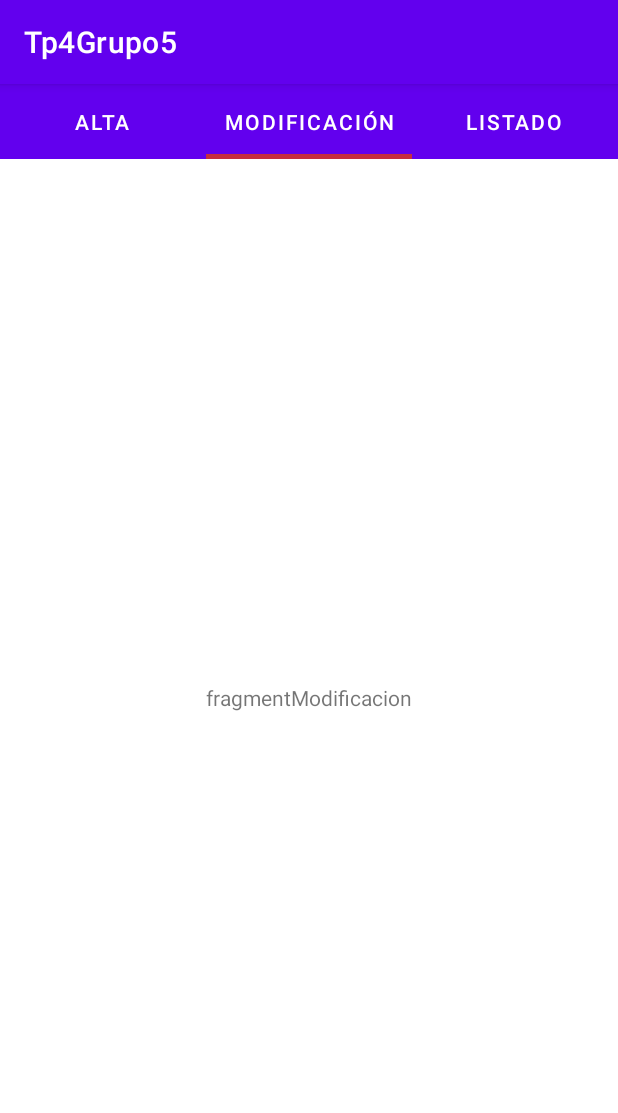
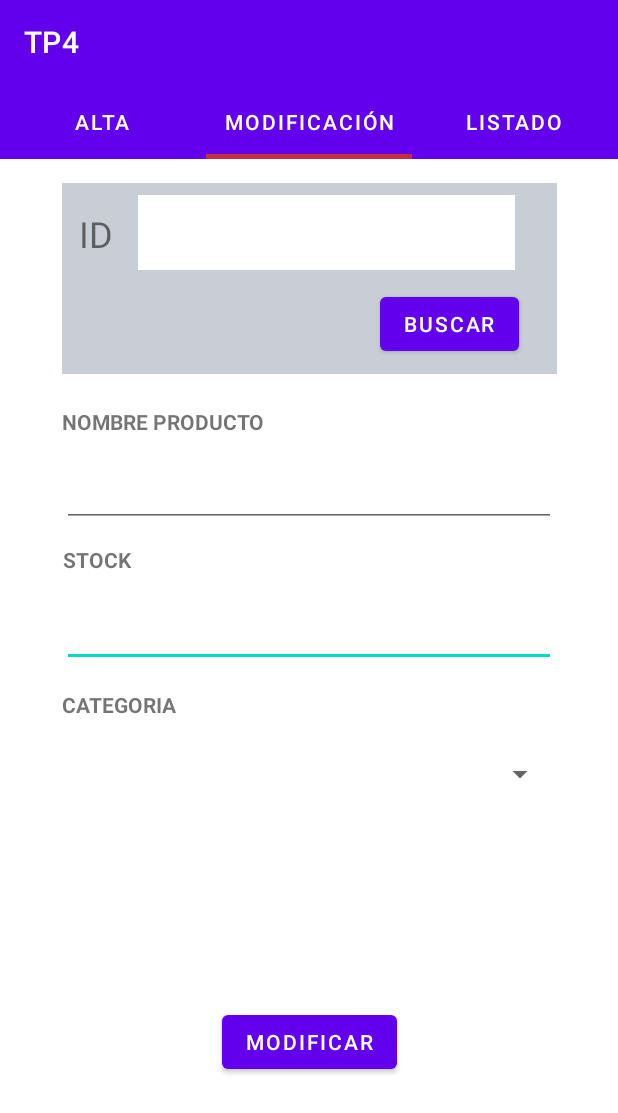
Before and after one commit to SoraBeat/Tp4Grupo5, an Android app: the screen it shows after launch (MainActivity), tab 2 chosen, on a phone screen of 412 x 824 dp. Shown: the top 1113 px of the screen. Run offline under Robolectric (Android 15) with nearby library versions, the phone set to English and light mode, and no system bars; our stand-ins replace Firebase (no records; nobody signed in at launch, a user with empty details on screens opened directly).

Commit message:
Fragment Modificar terminado

```diff
--- a/app/src/main/java/com/example/tp4grupo5/FragmentModificacion.java
+++ b/app/src/main/java/com/example/tp4grupo5/FragmentModificacion.java
@@ -1,22 +1,162 @@
 package com.example.tp4grupo5;
 
+import android.annotation.SuppressLint;
 import android.os.Bundle;
 import android.view.LayoutInflater;
 import android.view.View;
 import android.view.ViewGroup;
+import android.widget.ArrayAdapter;
+import android.widget.Button;
+import android.widget.EditText;
+import android.widget.Spinner;
+import android.widget.Toast;
 
 import androidx.annotation.NonNull;
 import androidx.annotation.Nullable;
 import androidx.fragment.app.Fragment;
+import androidx.fragment.app.FragmentTransaction;
+
+import com.example.tp4grupo5.adicionales.ItemSpinner;
+import com.example.tp4grupo5.entidades.Categoria;
+import com.example.tp4grupo5.entidades.Producto;
+import com.example.tp4grupo5.helper.GestorCategoria;
+import com.example.tp4grupo5.helper.GestorProductos;
+
+import java.util.ArrayList;
+import java.util.List;
+import java.util.concurrent.CompletableFuture;
+import java.util.concurrent.ExecutionException;
+import java.util.regex.Pattern;
 
 public class FragmentModificacion extends Fragment {
     View view;
-
+    Spinner spinnerCategoria;
+    EditText editTextId;
+    EditText editTextNombre;
+    EditText editTextStock;
+    CompletableFuture<Producto> Producto;
+    private MainActivity mainActivity;
     @Nullable
     @Override
     public View onCreateView(@NonNull LayoutInflater inflater, @Nullable ViewGroup container, @Nullable Bundle savedInstanceState) {
+        mainActivity = (MainActivity)getActivity();
         view = inflater.inflate(R.layout.fragment_modificacion,container,false);
+        inicializarSpinner();
+
+
+        Button btnBuscar = view.findViewById(R.id.btnBuscar);
+        Button btnModificar = view.findViewById(R.id.btnModificar);
+
+        btnBuscar.setOnClickListener(new View.OnClickListener() {
+            @Override
+            public void onClick(View v) {
+                editTextId = view.findViewById(R.id.txtId);
+                String idProducto = editTextId.getText().toString();
+                btnBuscar_Click(idProducto);
+            }
+        });
+
+        btnModificar.setOnClickListener(new View.OnClickListener() {
+            @Override
+            public void onClick(View v) {
+                editTextId = view.findViewById(R.id.txtId);
+                btnModificar_Click();
+            }
+        });
 
         return view;
     }
+
+    public void inicializarSpinner(){
+        //Obtengo el spinner
+        spinnerCategoria = view.findViewById(R.id.spinnerCategoria);
+
+        //Inicializo un par de cositas
+        GestorCategoria gestorCategoria = new GestorCategoria();
+        List<ItemSpinner> items = new ArrayList<>();
+        CompletableFuture<List<Categoria>> futureCategoria = gestorCategoria.obtenerTodasLasCategorias();
+
+        //Cuando se termina la llamada asincrona comienza
+        futureCategoria.thenAccept(categorias -> {
+            // Aquí puedes trabajar con la lista de categorias
+            for (Categoria categoria : categorias) {
+                items.add(new ItemSpinner(categoria.getDescripcion(),categoria.getId()));
+            }
+
+            //Seteo los datos en el spinner
+            ArrayAdapter<ItemSpinner> adapter = new ArrayAdapter<>(requireContext(), android.R.layout.simple_spinner_item,items);
+            adapter.setDropDownViewResource(android.R.layout.simple_spinner_dropdown_item);
+            spinnerCategoria.setAdapter(adapter);
+        });
+    }
+    public void btnBuscar_Click(String idProducto)
+    {
+        GestorProductos gestorProductos = new GestorProductos();
+        Producto = gestorProductos.obtenerProductoPorId(idProducto);
+
+        editTextNombre = view.findViewById(R.id.txtNomProducto);
+        editTextStock = view.findViewById(R.id.txtStock);
+        Producto.thenAccept(p -> {
+            String nombre = p.getNombre();
+            int stock = p.getStock();
+            String cat = p.getCategoria_id();
+
+            ArrayList<ItemSpinner> listItems = new ArrayList<ItemSpinner>();
+            ArrayAdapter myAdapter = (ArrayAdapter) spinnerCategoria.getAdapter();
+            int positionToSelect = -1;
+
+            for(int i=0;i<myAdapter.getCount();i++){
+                ItemSpinner item = (ItemSpinner)myAdapter.getItem(i);
+                if (item.getValor().equalsIgnoreCase(cat)) {
+                    positionToSelect = i;
+                    break;
+                }
+            }
+
+            if(positionToSelect != -1){
+                spinnerCategoria.setSelection(positionToSelect);
+            }
+
+            getActivity().runOnUiThread(() -> editTextNombre.setText(nombre));
+            getActivity().runOnUiThread(() -> editTextStock.setText(Integer.toString(stock)));
+        });
+    }
+
+    public void btnModificar_Click(){
+        GestorProductos gestorProductos = new GestorProductos();
+
+        editTextNombre = view.findViewById(R.id.txtNomProducto);
+        editTextStock = view.findViewById(R.id.txtStock);
+        spinnerCategoria = view.findViewById(R.id.spinnerCategoria);
+
+        String nombre = editTextNombre.getText().toString();
+        int stock = (editTextStock.getText().toString().equals("")) ? 0 : Integer.parseInt(editTextStock.getText().toString());
+        ItemSpinner selectedCategoria = (ItemSpinner) spinnerCategoria.getSelectedItem();
+        String categoriaId = selectedCategoria.getValor();
+
+        Pattern patronSinNumeros = Pattern.compile(".*\\d.*");
+        if(nombre.equals("")){
+            Toast.makeText(requireContext(),"Nombre requerido",Toast.LENGTH_LONG).show();
+            return;
+        }
+        else if(patronSinNumeros.matcher(nombre).matches()){
+            Toast.makeText(requireContext(),"Nombre no debe contener numeros",Toast.LENGTH_LONG).show();
+            return;
+        }
+        else if(stock<=0){
+            Toast.makeText(requireContext(),"Stock requerido",Toast.LENGTH_LONG).show();
+            return;
+        }
+        Producto.thenAccept(p -> {
+            p.setNombre(nombre);
+            p.setStock(stock);
+            p.setCategoria_id(categoriaId);
+            p.setEstado(true);
+            gestorProductos.actualizarProducto(p);
+            Toast.makeText(requireContext(),"Producto Modificado",Toast.LENGTH_LONG).show();
+        });
+
+        editTextId.setText("");
+        editTextNombre.setText("");
+        editTextStock.setText("");    }
 }
--- a/app/src/main/java/com/example/tp4grupo5/MainActivity.java
+++ b/app/src/main/java/com/example/tp4grupo5/MainActivity.java
@@ -24,18 +24,15 @@ import java.util.concurrent.ExecutionException;
 public class MainActivity extends AppCompatActivity {
     TabLayout tabLayout;
     ViewPager viewPager;
-
     @Override
     protected void onCreate(Bundle savedInstanceState) {
         super.onCreate(savedInstanceState);
         setContentView(R.layout.activity_main);
         viewPager = findViewById(R.id.viewPager);
         tabLayout = findViewById(R.id.tabLayout);
-
+        getSupportActionBar().setElevation(0);
         loadViewPager();
-
     }
-
     private void loadViewPager() {
         ViewPagerAdapter viewPagerAdapter = new ViewPagerAdapter(getSupportFragmentManager());
         // Agrega tus fragmentos al adaptador viewPagerAdapter aquí
--- a/app/src/main/res/layout/fragment_alta.xml
+++ b/app/src/main/res/layout/fragment_alta.xml
@@ -23,8 +23,9 @@
         <EditText
             android:id="@+id/et_createId"
             android:layout_width="match_parent"
-            android:layout_height="48dp"
-            android:inputType="text" />
+            android:layout_height="wrap_content"
+            android:ems="10"
+            android:inputType="number" />
 
         <TextView
             android:layout_width="match_parent"
--- a/app/src/main/res/layout/fragment_modificacion.xml
+++ b/app/src/main/res/layout/fragment_modificacion.xml
@@ -1,16 +1,139 @@
 <?xml version="1.0" encoding="utf-8"?>
 <androidx.constraintlayout.widget.ConstraintLayout xmlns:android="http://schemas.android.com/apk/res/android"
     xmlns:app="http://schemas.android.com/apk/res-auto"
+    xmlns:tools="http://schemas.android.com/tools"
     android:layout_width="match_parent"
     android:layout_height="match_parent">
 
     <TextView
-        android:id="@+id/tv_titulo2"
+        android:id="@+id/textView3"
+        android:layout_width="329dp"
+        android:layout_height="19dp"
+        android:layout_marginTop="12dp"
+        android:gravity="start"
+        android:text="STOCK"
+        android:textStyle="bold"
+        app:layout_constraintEnd_toEndOf="parent"
+        app:layout_constraintHorizontal_bias="0.512"
+        app:layout_constraintStart_toStartOf="parent"
+        app:layout_constraintTop_toBottomOf="@+id/txtNomProducto" />
+
+    <EditText
+        android:id="@+id/txtStock"
+        android:layout_width="329dp"
+        android:layout_height="62dp"
+        android:ems="10"
+        android:inputType="number"
+        app:layout_constraintEnd_toEndOf="parent"
+        app:layout_constraintStart_toStartOf="parent"
+        app:layout_constraintTop_toBottomOf="@+id/textView3" />
+
+    <com.google.android.material.appbar.MaterialToolbar
+        android:id="@+id/materialToolbar"
+        android:layout_width="330dp"
+        android:layout_height="127dp"
+        android:layout_marginTop="16dp"
+        android:background="@color/gray"
+        android:minHeight="?attr/actionBarSize"
+        android:theme="?attr/actionBarTheme"
+        app:layout_constraintEnd_toEndOf="parent"
+        app:layout_constraintHorizontal_bias="0.506"
+        app:layout_constraintStart_toStartOf="parent"
+        app:layout_constraintTop_toTopOf="parent" />
+
+    <EditText
+        android:id="@+id/txtNomProducto"
+        android:layout_width="329dp"
+        android:layout_height="62dp"
+        android:layout_marginTop="40dp"
+        android:ems="10"
+        android:inputType="text"
+        app:layout_constraintEnd_toEndOf="parent"
+        app:layout_constraintStart_toStartOf="parent"
+        app:layout_constraintTop_toBottomOf="@+id/materialToolbar" />
+
+    <TextView
+        android:id="@+id/textView4"
+        android:layout_width="329dp"
+        android:layout_height="21dp"
+        android:layout_marginTop="15dp"
+        android:gravity="start"
+        android:text="CATEGORIA"
+        android:textStyle="bold"
+        app:layout_constraintEnd_toEndOf="parent"
+        app:layout_constraintStart_toStartOf="parent"
+        app:layout_constraintTop_toBottomOf="@+id/txtStock" />
+
+    <Spinner
+        android:id="@+id/spinnerCategoria"
+        android:layout_width="329dp"
+        android:layout_height="61dp"
+        android:layout_marginTop="4dp"
+        app:layout_constraintEnd_toEndOf="parent"
+        app:layout_constraintStart_toStartOf="parent"
+        app:layout_constraintTop_toBottomOf="@+id/textView4" />
+
+    <Button
+        android:id="@+id/btnModificar"
         android:layout_width="wrap_content"
         android:layout_height="wrap_content"
-        android:text="fragmentModificacion"
+        android:layout_marginBottom="16dp"
+        android:text="@string/btnModificar"
         app:layout_constraintBottom_toBottomOf="parent"
         app:layout_constraintEnd_toEndOf="parent"
         app:layout_constraintStart_toStartOf="parent"
-        app:layout_constraintTop_toTopOf="parent" />
+        app:layout_constraintTop_toBottomOf="@+id/spinnerCategoria"
+        app:layout_constraintVertical_bias="0.58" />
+
+    <EditText
+        android:id="@+id/txtId"
+        android:layout_width="251dp"
+        android:layout_height="50dp"
+        android:layout_marginTop="8dp"
+        android:background="@color/white"
+        android:ems="10"
+        android:inputType="numberSigned"
+        app:layout_constraintEnd_toEndOf="@+id/materialToolbar"
+        app:layout_constraintHorizontal_bias="0.64"
+        app:layout_constraintStart_toStartOf="@+id/materialToolbar"
+        app:layout_constraintTop_toTopOf="@+id/materialToolbar" />
+
+    <TextView
+        android:id="@+id/textView2"
+        android:layout_width="329dp"
+        android:layout_height="18dp"
+        android:gravity="start"
+        android:text="NOMBRE PRODUCTO"
+        android:textStyle="bold"
+        app:layout_constraintBottom_toTopOf="@+id/txtNomProducto"
+        app:layout_constraintEnd_toEndOf="parent"
+        app:layout_constraintStart_toStartOf="parent"
+        app:layout_constraintTop_toBottomOf="@+id/materialToolbar"
+        app:layout_constraintVertical_bias="1.0" />
+
+    <Button
+        android:id="@+id/btnBuscar"
+        android:layout_width="wrap_content"
+        android:layout_height="wrap_content"
+        android:layout_marginTop="12dp"
+
+        android:text="@string/btnBuscar"
+        app:layout_constraintEnd_toEndOf="@+id/materialToolbar"
+        app:layout_constraintHorizontal_bias="0.894"
+        app:layout_constraintStart_toStartOf="@+id/materialToolbar"
+        app:layout_constraintTop_toBottomOf="@+id/txtId" />
+
+    <TextView
+        android:id="@+id/textView"
+        android:layout_width="28dp"
+        android:layout_height="30dp"
+        android:layout_marginTop="16dp"
+        android:text="@string/txtId"
+        android:textSize="24sp"
+        app:layout_constraintBottom_toBottomOf="@+id/txtId"
+        app:layout_constraintEnd_toStartOf="@+id/txtId"
+        app:layout_constraintStart_toStartOf="@+id/materialToolbar"
+        app:layout_constraintTop_toTopOf="@+id/materialToolbar"
+        app:layout_constraintVertical_bias="0.125" />
+
 </androidx.constraintlayout.widget.ConstraintLayout>
--- a/app/src/main/res/values/colors.xml
+++ b/app/src/main/res/values/colors.xml
@@ -8,5 +8,7 @@
     <color name="black">#FF000000</color>
     <color name="white">#FFFFFFFF</color>
     <color name="red">#C62D3F</color>
+    <color name="gray">#CEBDC2CC</color>
+
 
 </resources>
--- a/app/src/main/res/values/strings.xml
+++ b/app/src/main/res/values/strings.xml
@@ -1,6 +1,12 @@
 <resources>
-    <string name="app_name">Tp4Grupo5</string>
+    <string name="app_name">TP4</string>
     <string name="altaTitulo">ALTA</string>
     <string name="modificacionTitulo">MODIFICACIÓN</string>
     <string name="listadoTitulo">LISTADO</string>
+
+    <string name="btnBuscar">BUSCAR</string>
+    <string name="btnModificar">MODIFICAR</string>
+    <string name="txtId">ID</string>
+
+
 </resources>
```
Also changed, not shown: app/src/main/java/com/example/tp4grupo5/FragmentAlta.java (+13 -2 lines), app/src/main/java/com/example/tp4grupo5/FragmentListado.java (+32 -1 lines), app/src/main/java/com/example/tp4grupo5/helper/GestorProductos.java (+31 -1 lines).
